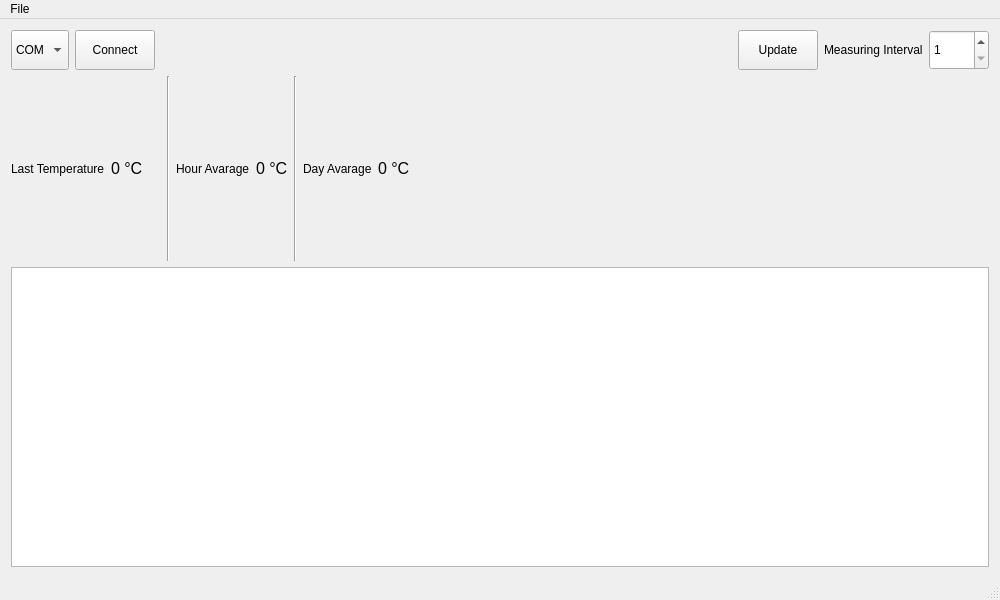
First picture: the form in mainwindow.ui, repository Litschi123/TempMonitor, before the edit.
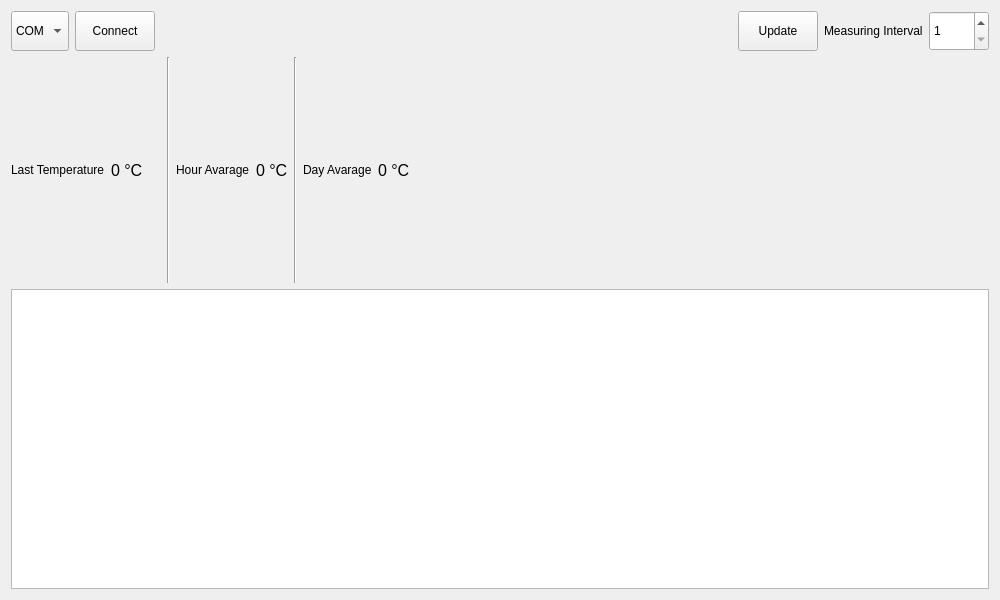
Second picture: the form after the edit.

Commit message: Deleted Menubar and Statusbar from MainWindow

What changed in the file:
```diff
--- a/mainwindow.ui
+++ b/mainwindow.ui
@@ -219,25 +219,6 @@
     </item>
    </layout>
   </widget>
-  <widget class="QMenuBar" name="menuBar">
-   <property name="geometry">
-    <rect>
-     <x>0</x>
-     <y>0</y>
-     <width>1000</width>
-     <height>21</height>
-    </rect>
-   </property>
-   <widget class="QMenu" name="menuFile">
-    <property name="title">
-     <string>File</string>
-    </property>
-    <addaction name="actionLoad"/>
-    <addaction name="actionSave"/>
-   </widget>
-   <addaction name="menuFile"/>
-  </widget>
-  <widget class="QStatusBar" name="statusBar"/>
   <action name="actionLoad">
    <property name="checkable">
     <bool>false</bool>
```
